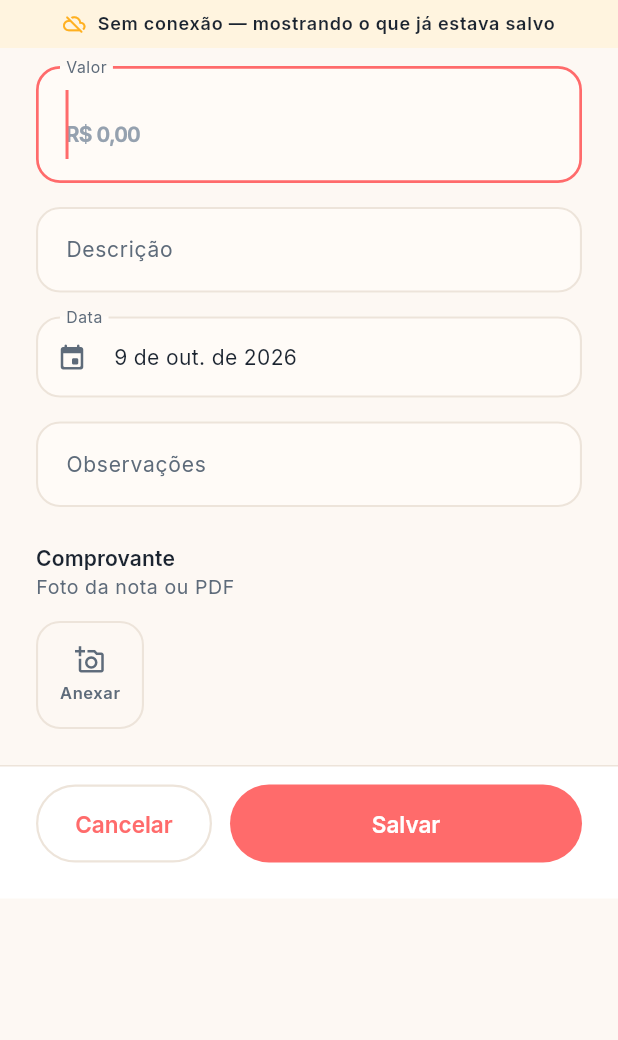
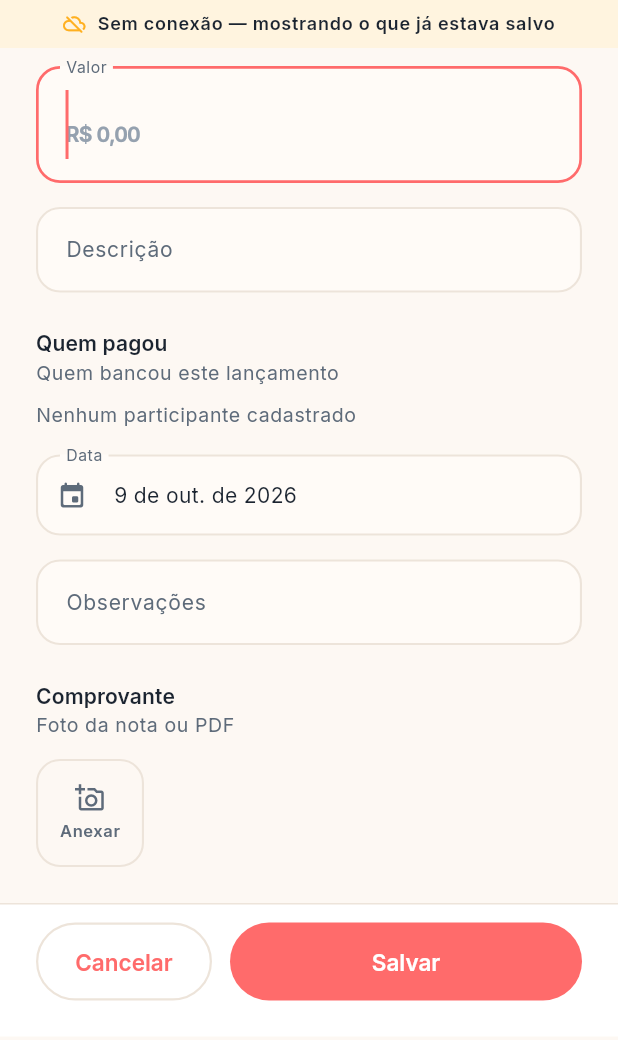
Before and after one commit to lucasbrun196/vacation-itinerary, a Flutter app: the EntryFormSheet widget shown alone on an empty page, opened directly with empty values, on a phone screen of 412 x 824 dp. Shown: the top 1040 px of the screen. Run offline on Flutter 3.47's test engine with Material 3 defaults, Android fonts, the phone set to English and light mode, and no system bars; our stand-ins replace cached_network_image, cloud_firestore, file_picker, firebase_auth, firebase_core, firebase_storage and 9 more; missing offline and left inert: dart:js_interop, firebase_core_platform_interface; accounts and stored records are empty; generated files the repository leaves out were written again.

Commit message:
feat(expenses): pick who paid each open-bill entry
On a trip the fuel is rarely paid by the same person at every stop, so
each entry now records its own payer. The bill's payer becomes only the
suggestion, and the person adding the entry is preselected when they
take part in the split. The description is optional: the category name
already says what a fuel entry is.

Co-Authored-By: Claude Opus 5 <noreply@anthropic.com>

```diff
--- a/lib/features/expenses/widgets/bill_form_sheet.dart
+++ b/lib/features/expenses/widgets/bill_form_sheet.dart
@@ -223,9 +223,14 @@ class _BillFormSheetState extends ConsumerState<BillFormSheet> {
                     const _AccumulatingHint(),
 
                   Gap.vXl,
-                  Text('Quem bancou', style: context.text.labelLarge),
                   Text(
-                    'Quem pagou e vai receber as transferências',
+                    _type == BillType.accumulating ? 'Quem costuma pagar' : 'Quem bancou',
+                    style: context.text.labelLarge,
+                  ),
+                  Text(
+                    _type == BillType.accumulating
+                        ? 'Vem marcado em cada lançamento — dá para trocar a cada vez'
+                        : 'Quem pagou e vai receber as transferências',
                     style: context.text.bodySmall,
                   ),
                   Gap.vSm,
--- a/lib/features/expenses/widgets/entry_form_sheet.dart
+++ b/lib/features/expenses/widgets/entry_form_sheet.dart
@@ -9,8 +9,10 @@ import '../../../core/utils/money.dart';
 import '../../../data/models/attachment.dart';
 import '../../../data/models/bill.dart';
 import '../../../data/models/bill_entry.dart';
+import '../../../data/models/member.dart';
 import '../../../data/services/file_picker_service.dart';
 import '../../../data/services/storage_service.dart';
+import '../../../shared/widgets/domain/member_avatar.dart';
 import '../../../shared/widgets/inputs/money_field.dart';
 import '../../../shared/widgets/layout/app_sheet.dart';
 import '../../../shared/widgets/media/attachment_tile.dart';
@@ -44,6 +46,7 @@ class _EntryFormSheetState extends ConsumerState<EntryFormSheet> {
   final _notesController = TextEditingController();
 
   late DateTime _date;
+  String? _paidByMemberId;
   List<Attachment> _receipts = [];
   bool _saving = false;
   bool _uploading = false;
@@ -54,12 +57,24 @@ class _EntryFormSheetState extends ConsumerState<EntryFormSheet> {
     super.initState();
     final entry = widget.entry;
     _date = entry?.date ?? DateTime.now();
+    _paidByMemberId = entry?.paidByMemberId ?? _defaultPayer();
     if (entry != null) {
       _descriptionController.text = entry.description;
       _notesController.text = entry.notes ?? '';
       _receipts = [...entry.receipts];
       MoneyField.setCents(_amountController, entry.amountCents);
     }
+  }
+
+  /// Quem está lançando costuma ser quem acabou de pagar. Se essa pessoa
+  /// não divide a conta, fica quem bancou a conta.
+  String? _defaultPayer() {
+    final uid = ref.read(currentUidProvider);
+    final bill = widget.bill;
+    if (uid != null && (bill.participantIds.contains(uid) || bill.paidByMemberId == uid)) {
+      return uid;
+    }
+    return bill.paidByMemberId ?? bill.participantIds.firstOrNull;
   }
 
   @override
@@ -100,6 +115,10 @@ class _EntryFormSheetState extends ConsumerState<EntryFormSheet> {
 
   Future<void> _save() async {
     if (!_formKey.currentState!.validate()) return;
+    if (_paidByMemberId == null) {
+      context.showSnack('Escolha quem pagou', isError: true);
+      return;
+    }
 
     setState(() => _saving = true);
     try {
@@ -111,7 +130,7 @@ class _EntryFormSheetState extends ConsumerState<EntryFormSheet> {
               description: _descriptionController.text.trim(),
               amountCents: Money.parse(_amountController.text) ?? 0,
               date: _date,
-              paidByMemberId: widget.bill.paidByMemberId,
+              paidByMemberId: _paidByMemberId,
               receipts: _receipts,
               notes: _notesController.text.trim().isEmpty ? null : _notesController.text.trim(),
               createdAt: widget.entry?.createdAt,
@@ -158,11 +177,18 @@ class _EntryFormSheetState extends ConsumerState<EntryFormSheet> {
                     decoration: InputDecoration(
                       labelText: 'Descrição',
                       hintText: widget.bill.category.name == 'fuel'
-                          ? 'Posto Shell, BR-101'
-                          : 'O que foi',
+                          ? 'Opcional · Posto Shell, BR-101'
+                          : 'Opcional',
                     ),
-                    validator: (v) =>
-                        (v == null || v.trim().isEmpty) ? 'Descreva o lançamento' : null,
+                  ),
+                  Gap.vXl,
+                  Text('Quem pagou', style: context.text.labelLarge),
+                  Text('Quem bancou este lançamento', style: context.text.bodySmall),
+                  Gap.vSm,
+                  _PayerSelector(
+                    bill: widget.bill,
+                    selected: _paidByMemberId,
+                    onSelect: (id) => setState(() => _paidByMemberId = id),
                   ),
                   Gap.vLg,
                   InkWell(
@@ -223,3 +249,42 @@ class _EntryFormSheetState extends ConsumerState<EntryFormSheet> {
     );
   }
 }
+
+/// Quem pagou o lançamento: quem divide a conta primeiro, e depois o
+/// restante da viagem — às vezes paga quem nem entra na divisão.
+class _PayerSelector extends ConsumerWidget {
+  const _PayerSelector({required this.bill, required this.selected, required this.onSelect});
+
+  final Bill bill;
+  final String? selected;
+  final ValueChanged<String> onSelect;
+
+  @override
+  Widget build(BuildContext context, WidgetRef ref) {
+    final members = ref.watch(membersProvider).valueOrNull ?? const <Member>[];
+    final ordered = [
+      ...members.where((m) => bill.participantIds.contains(m.id)),
+      ...members.where((m) => !bill.participantIds.contains(m.id)),
+    ];
+
+    if (ordered.isEmpty) {
+      return Text('Nenhum participante cadastrado', style: context.text.bodySmall);
+    }
+
+    return Wrap(
+      spacing: Gap.sm,
+      runSpacing: Gap.sm,
+      children: [
+        for (final member in ordered)
+          MemberChip(
+            member: member,
+            selected: member.id == selected,
+            onTap: () => onSelect(member.id),
+            trailing: member.id == selected
+                ? Icon(Icons.radio_button_checked_rounded, size: 15, color: member.color)
+                : null,
+          ),
+      ],
+    );
+  }
+}
```
